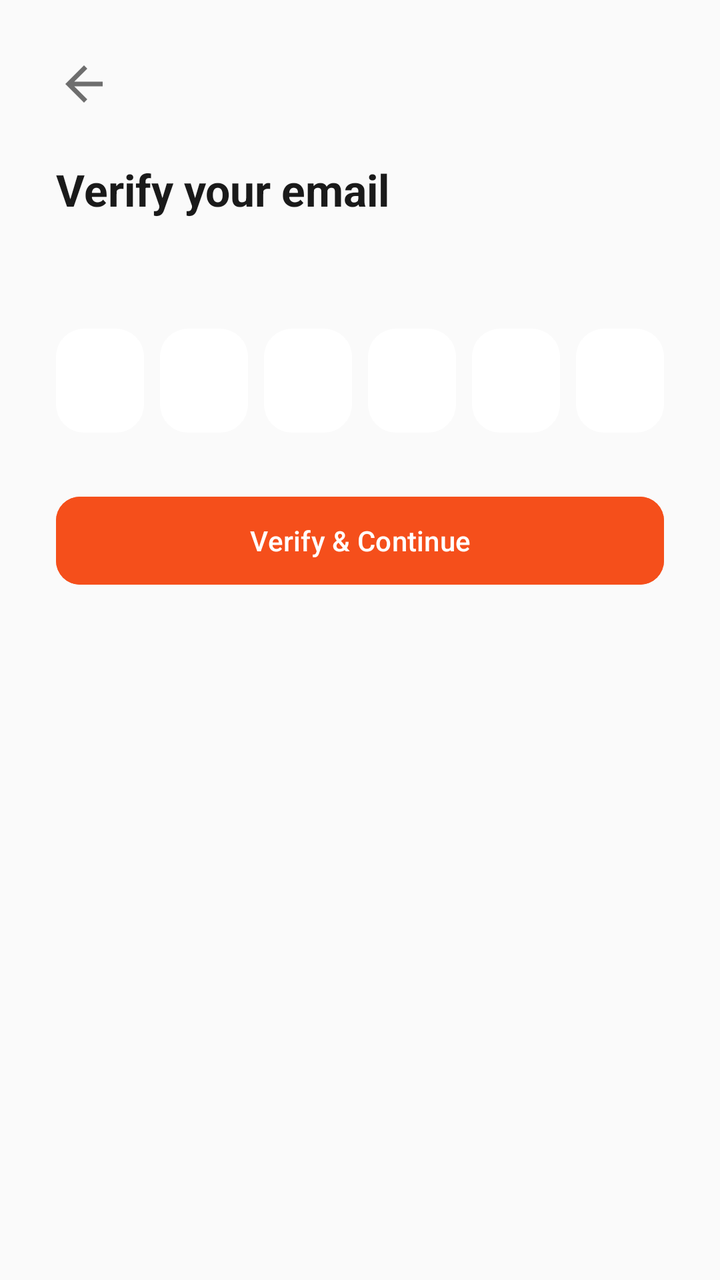
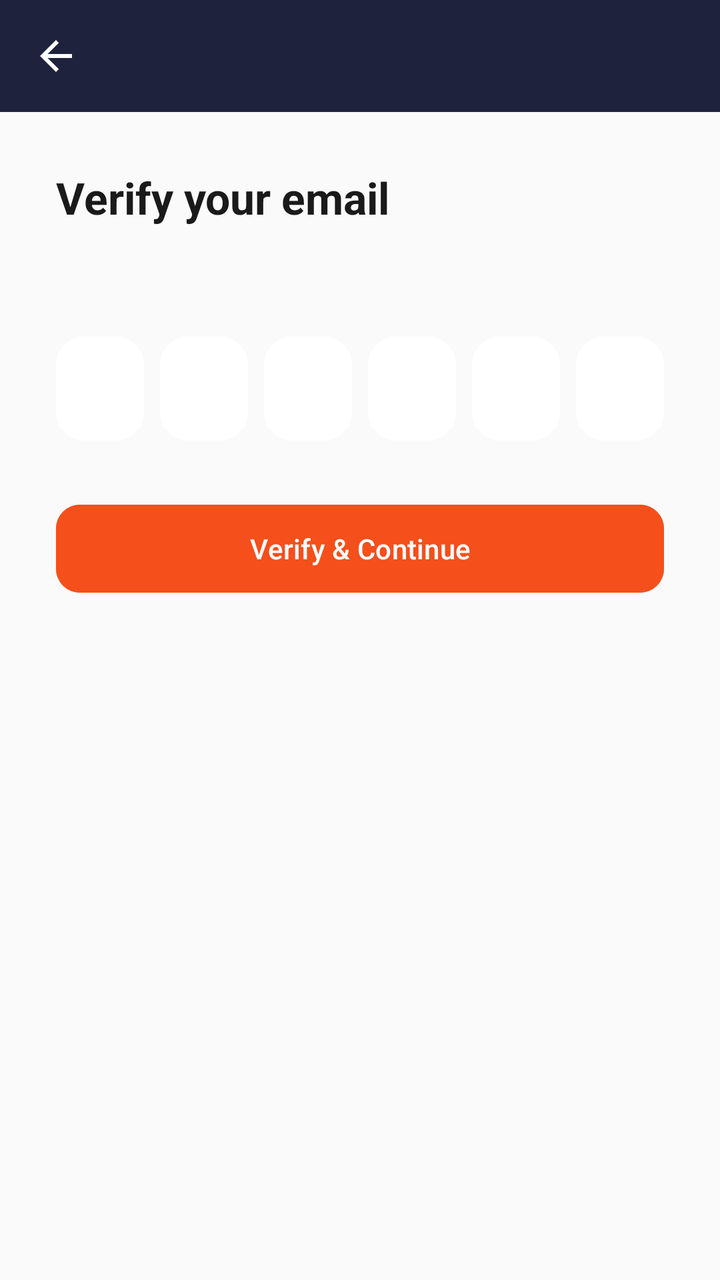

An Android layout rendered at two revisions. The XML below is the earlier revision; the diff shows what the commit changed to produce the second picture.
<!-- AndroidManifest.xml: application theme Theme.AnydropRestaurant -->
<!-- res/layout/activity_otp_verify.xml -->
<?xml version="1.0" encoding="utf-8"?>
<LinearLayout xmlns:android="http://schemas.android.com/apk/res/android"
    xmlns:app="http://schemas.android.com/apk/res-auto"
    android:layout_width="match_parent"
    android:layout_height="match_parent"
    android:orientation="vertical"
    android:background="@color/background"
    android:padding="28dp">

    <ImageView
        android:id="@+id/btnBack"
        android:layout_width="28dp"
        android:layout_height="28dp"
        android:layout_marginBottom="24dp"
        android:src="@drawable/ic_back"
        android:contentDescription="@null"
        android:clickable="true"
        android:focusable="true"
        android:background="?attr/selectableItemBackgroundBorderless" />

    <TextView
        android:id="@+id/otpTitle"
        android:layout_width="wrap_content"
        android:layout_height="wrap_content"
        android:text="@string/otp_title"
        android:textSize="22sp"
        android:textStyle="bold"
        android:textColor="@color/text_primary" />

    <TextView
        android:id="@+id/otpSubtitle"
        android:layout_width="wrap_content"
        android:layout_height="wrap_content"
        android:layout_marginTop="4dp"
        android:layout_marginBottom="32dp"
        android:textColor="@color/text_secondary" />

    <LinearLayout
        android:id="@+id/otpBoxRow"
        android:layout_width="match_parent"
        android:layout_height="wrap_content"
        android:orientation="horizontal"
        android:gravity="center">

        <EditText
            android:id="@+id/otpDigit1"
            style="@style/OtpDigitBox" />

        <EditText
            android:id="@+id/otpDigit2"
            style="@style/OtpDigitBox" />

        <EditText
            android:id="@+id/otpDigit3"
            style="@style/OtpDigitBox" />

        <EditText
            android:id="@+id/otpDigit4"
            style="@style/OtpDigitBox" />

        <EditText
            android:id="@+id/otpDigit5"
            style="@style/OtpDigitBox" />

        <EditText
            android:id="@+id/otpDigit6"
            style="@style/OtpDigitBox" />

    </LinearLayout>

    <com.google.android.material.button.MaterialButton
        android:id="@+id/btnVerify"
        android:layout_width="match_parent"
        android:layout_height="52dp"
        android:layout_marginTop="28dp"
        android:backgroundTint="@color/anydrop_primary"
        android:text="@string/btn_verify"
        app:cornerRadius="12dp" />

    <ProgressBar
        android:id="@+id/otpProgress"
        android:layout_width="wrap_content"
        android:layout_height="wrap_content"
        android:layout_marginTop="16dp"
        android:layout_gravity="center_horizontal"
        android:visibility="gone" />

    <TextView
        android:id="@+id/txtResend"
        android:layout_width="wrap_content"
        android:layout_height="wrap_content"
        android:layout_marginTop="20dp"
        android:layout_gravity="center_horizontal"
        android:textColor="@color/anydrop_primary"
        android:textStyle="bold"
        android:padding="6dp"
        android:clickable="true"
        android:focusable="true"
        android:background="?attr/selectableItemBackground" />

</LinearLayout>
<!-- resources referenced by this layout -->
<resources>
  <color name="anydrop_primary">#F54F1B</color>
  <color name="background">#FAFAFA</color>
  <color name="text_primary">#1A1A1A</color>
  <color name="text_secondary">#6E6E6E</color>
  <!-- drawable ic_back (drawable) -->
  <vector xmlns:android="http://schemas.android.com/apk/res/android"
      android:width="24dp"
      android:height="24dp"
      android:viewportWidth="24"
      android:viewportHeight="24"
      android:tint="?attr/colorControlNormal">
      <path
          android:fillColor="#FF000000"
          android:pathData="M20,11L7.83,11l5.59,-5.59L12,4l-8,8 8,8 1.41,-1.41L7.83,13L20,13z"/>
  </vector>
  <string name="btn_verify">Verify &amp; Continue</string>
  <string name="otp_title">Verify your email</string>
  <style name="OtpDigitBox">
          <item name="android:layout_width">44dp</item>
          <item name="android:layout_height">52dp</item>
          <item name="android:layout_marginStart">4dp</item>
          <item name="android:layout_marginEnd">4dp</item>
          <item name="android:background">@drawable/bg_card_rounded</item>
          <item name="android:gravity">center</item>
          <item name="android:inputType">number</item>
          <item name="android:maxLength">1</item>
          <item name="android:textSize">22sp</item>
          <item name="android:textStyle">bold</item>
          <item name="android:textColor">@color/text_primary</item>
          <item name="android:cursorVisible">true</item>
          <item name="android:imeOptions">actionNext</item>
      </style>
  <style name="Theme.AnydropRestaurant" parent="Theme.Material3.DayNight.NoActionBar">
          <item name="colorPrimary">@color/anydrop_primary</item>
          <item name="colorPrimaryVariant">@color/anydrop_primary_dark</item>
          <item name="colorOnPrimary">@color/white</item>
          <item name="colorSecondary">@color/anydrop_secondary</item>
          <item name="colorOnSurface">@color/text_primary</item>
          <item name="colorOnSurfaceVariant">@color/text_secondary</item>
          <item name="colorOutline">@color/outline</item>
          <item name="android:windowBackground">@color/background</item>
          
          <item name="android:statusBarColor">@color/anydrop_ink</item>
          <item name="android:windowLightStatusBar">false</item>
          <item name="android:textColorPrimary">@color/text_primary</item>
          <item name="android:textColorSecondary">@color/text_secondary</item>
      </style>
  <!-- drawable bg_card_rounded (drawable) -->
  <shape xmlns:android="http://schemas.android.com/apk/res/android">
      <solid android:color="@color/surface" />
      <corners android:radius="14dp" />
  </shape>
  <color name="anydrop_primary_dark">#C93E12</color>
  <color name="white">#FFFFFF</color>
  <color name="anydrop_secondary">#2E7D32</color>
  <color name="outline">#E0E0E0</color>
  <color name="anydrop_ink">#1E223D</color>
  <color name="surface">#FFFFFF</color>
</resources>

<!-- the commit's change to res/layout/activity_otp_verify.xml (unified diff, before → after) -->
@@ -4,19 +4,33 @@
     android:layout_width="match_parent"
     android:layout_height="match_parent"
     android:orientation="vertical"
-    android:background="@color/background"
-    android:padding="28dp">
+    android:background="@color/background">
 
-    <ImageView
-        android:id="@+id/btnBack"
-        android:layout_width="28dp"
-        android:layout_height="28dp"
-        android:layout_marginBottom="24dp"
-        android:src="@drawable/ic_back"
-        android:contentDescription="@null"
-        android:clickable="true"
-        android:focusable="true"
-        android:background="?attr/selectableItemBackgroundBorderless" />
+    <LinearLayout
+        android:layout_width="match_parent"
+        android:layout_height="wrap_content"
+        android:orientation="horizontal"
+        android:gravity="center_vertical"
+        android:padding="16dp"
+        android:background="@color/anydrop_ink">
+
+        <ImageView
+            android:id="@+id/btnBack"
+            android:layout_width="24dp"
+            android:layout_height="24dp"
+            android:src="@drawable/ic_back"
+            app:tint="@color/text_on_ink"
+            android:contentDescription="@null"
+            android:clickable="true"
+            android:focusable="true"
+            android:background="?attr/selectableItemBackgroundBorderless" />
+    </LinearLayout>
+
+    <LinearLayout
+        android:layout_width="match_parent"
+        android:layout_height="wrap_content"
+        android:orientation="vertical"
+        android:padding="28dp">
 
     <TextView
         android:id="@+id/otpTitle"
@@ -98,4 +112,5 @@
         android:focusable="true"
         android:background="?attr/selectableItemBackground" />
 
+    </LinearLayout>
 </LinearLayout>
<!-- resource entries referenced after the edit -->
@@ -2,6 +2,7 @@
 <resources>
   <color name="anydrop_primary">#F54F1B</color>
   <color name="background">#FAFAFA</color>
+  <color name="text_on_ink">#FFFFFF</color>
   <color name="text_primary">#1A1A1A</color>
   <color name="text_secondary">#6E6E6E</color>
   <!-- drawable ic_back (drawable) -->
